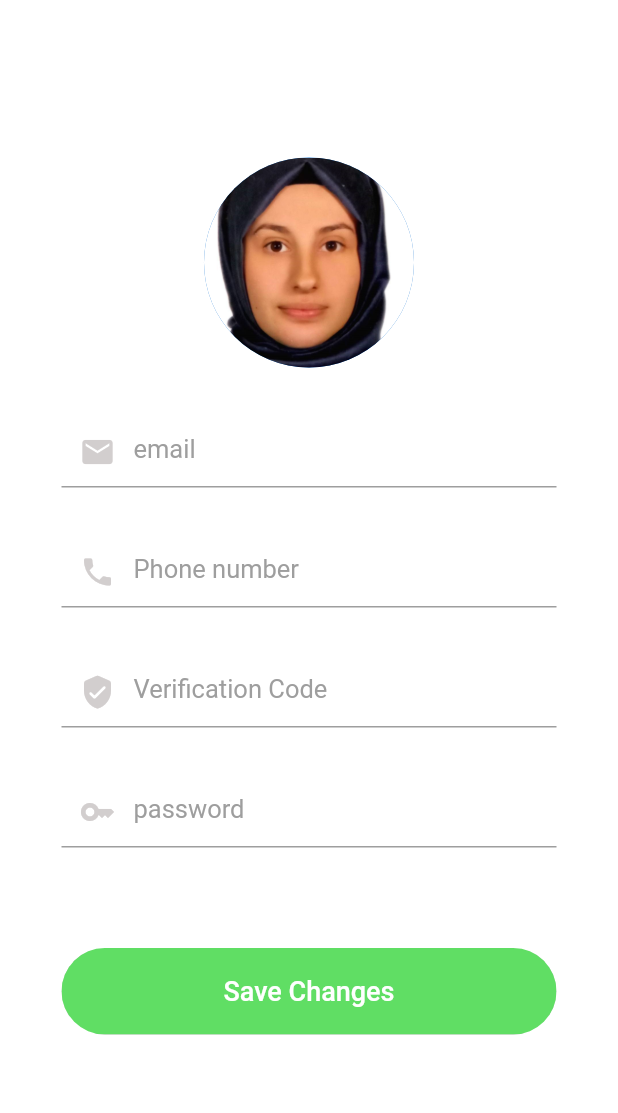
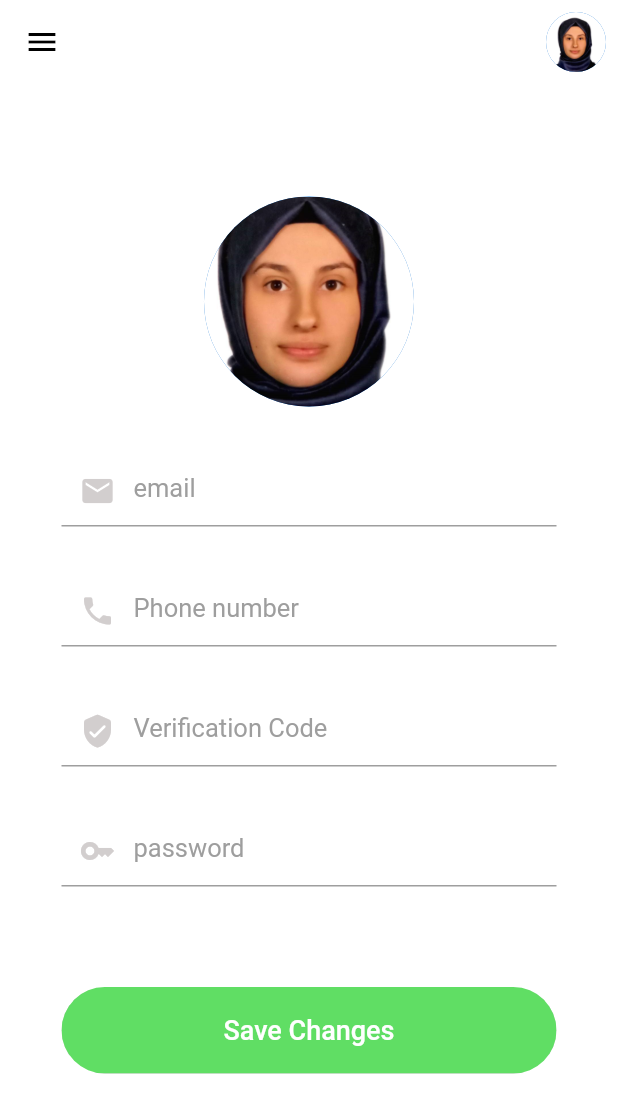
Before and after one commit to Aslihancaner/my-blog, a Flutter app: the ProfilePage screen opened directly, on a phone screen of 412 x 824 dp. Shown: the top 1113 px of the screen. Run offline on Flutter 3.47's test engine with Material 2 defaults, Android fonts, the phone set to English and light mode, and no system bars; our stand-ins replace email_validator, get.

Commit message:
profil sayfasına app bar eklendi MM-19

```diff
--- a/lib/modal_bottom_sheet/sign_in_bottom_sheet.dart
+++ b/lib/modal_bottom_sheet/sign_in_bottom_sheet.dart
@@ -65,6 +65,8 @@ class SignInBottomSheet {
                           height: MediaQuery.of(context).size.height * 0.03),
                       TextFormField(
                         controller: password,
+                        obscureText: true,
+                        obscuringCharacter: "*",
                         style: const TextStyle(color: Colors.white),
                         cursorColor: Colors.white,
                         textAlignVertical: TextAlignVertical.top,
--- a/lib/screens/home_page._screen.dart
+++ b/lib/screens/home_page._screen.dart
@@ -30,7 +30,7 @@ class _HomePageState extends State<HomePage> {
   Widget build(BuildContext context) {
     Size size = MediaQuery.of(context).size;
     return Scaffold(
-      appBar: TopBar(),
+      appBar: const TopBar(),
       drawer: NavBar(),
       body: ListView(
         children: [
--- a/lib/screens/profile_page_screen.dart
+++ b/lib/screens/profile_page_screen.dart
@@ -3,6 +3,8 @@ import 'package:flutter/material.dart';
 import 'package:get/get.dart';
 import 'package:get/get_core/src/get_main.dart';
 import 'package:my_blog/constants/constans.dart';
+import 'package:my_blog/screens/nav_bar.dart';
+import 'package:my_blog/screens/top_bar.dart';
 
 class ProfilePage extends StatefulWidget {
   const ProfilePage({Key? key}) : super(key: key);
@@ -25,6 +27,8 @@ class _ProfilePageState extends State<ProfilePage> {
   Widget build(BuildContext context) {
     Size size = MediaQuery.of(context).size;
     return Scaffold(
+      appBar:  const TopBar(isSearchButton: false),
+      drawer: NavBar(),
       body: Container(
         color: Colors.white,
         child: Padding(
@@ -36,7 +40,7 @@ class _ProfilePageState extends State<ProfilePage> {
               padding: const EdgeInsets.all(25.0),
               children: [
                 const Padding(
-                  padding: EdgeInsets.only(top: 80, right: 80, left: 80),
+                  padding: EdgeInsets.only(top: 50, right: 80, left: 80),
                   child: CircleAvatar(
                     backgroundImage:
                         AssetImage("assets/person-images/asli_vesikalik.PNG"),
@@ -83,7 +87,7 @@ class _ProfilePageState extends State<ProfilePage> {
                   child: TextFormField(
                     decoration: InputDecoration(
                       prefixIcon: const Icon(Icons.verified_user_rounded),
-                      prefixIconColor: Color.fromARGB(255, 210, 206, 206),
+                      prefixIconColor: const Color.fromARGB(255, 210, 206, 206),
                       // icon: Icon(Icons.email,
                       //     color: Color.fromARGB(255, 210, 206, 206)),
                       enabledBorder: const UnderlineInputBorder(
@@ -99,7 +103,7 @@ class _ProfilePageState extends State<ProfilePage> {
                   child: TextFormField(
                     decoration: InputDecoration(
                       prefixIcon: const Icon(Icons.key),
-                      prefixIconColor: Color.fromARGB(255, 210, 206, 206),
+                      prefixIconColor: const Color.fromARGB(255, 210, 206, 206),
                       // icon: Icon(Icons.email,
                       //     color: Color.fromARGB(255, 210, 206, 206)),
                       enabledBorder: const UnderlineInputBorder(
--- a/lib/screens/top_bar.dart
+++ b/lib/screens/top_bar.dart
@@ -2,6 +2,9 @@ import 'package:flutter/cupertino.dart';
 import 'package:flutter/material.dart';
 
 class TopBar extends StatelessWidget implements PreferredSizeWidget {
+  final bool isSearchButton;
+  const TopBar({Key? key, this.isSearchButton = true}) : super(key: key);
+
   @override
   // TODO: implement preferredSize
   Size get preferredSize => const Size.fromHeight(kToolbarHeight);
@@ -26,7 +29,9 @@ class TopBar extends StatelessWidget implements PreferredSizeWidget {
       //   textAlign: TextAlign.center,
       // ),
       actions: [
-        Padding(
+        Visibility(
+          visible: isSearchButton,
+          child: Padding(
             padding: const EdgeInsets.all(8.0),
             child: IconButton(
                 onPressed: () {},
@@ -34,6 +39,7 @@ class TopBar extends StatelessWidget implements PreferredSizeWidget {
                   Icons.search,
                   color: Colors.black,
                 )),
+          ),
         ),
         const Padding(
           padding: EdgeInsets.all(8.0),
```
Lines whose indentation alone changed are shown as unchanged.
